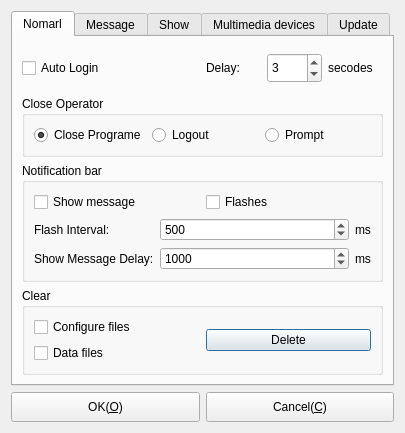
The window that Widgets/DlgOptions/DlgOptions.ui (KangLin/RabbitIm) describes before a commit, drawn with Qt 5.
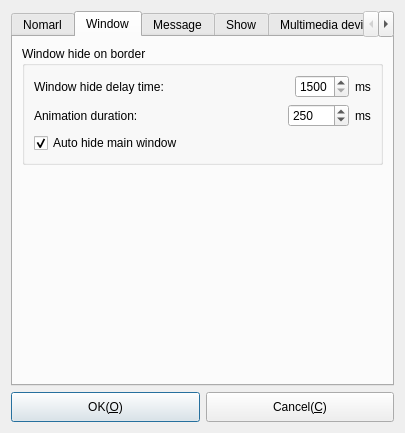
The same window after the commit. Icons and pictures are not drawn.

The edit to the form file:
```diff
--- a/Widgets/DlgOptions/DlgOptions.ui
+++ b/Widgets/DlgOptions/DlgOptions.ui
@@ -18,10 +18,72 @@
     <normaloff>:/icon/AppIcon</normaloff>:/icon/AppIcon</iconset>
   </property>
   <layout class="QGridLayout" name="gridLayout_13">
+   <item row="1" column="0">
+    <layout class="QHBoxLayout" name="horizontalLayout">
+     <item>
+      <widget class="QPushButton" name="pbOK">
+       <property name="sizePolicy">
+        <sizepolicy hsizetype="Preferred" vsizetype="Fixed">
+         <horstretch>0</horstretch>
+         <verstretch>0</verstretch>
+        </sizepolicy>
+       </property>
+       <property name="minimumSize">
+        <size>
+         <width>80</width>
+         <height>30</height>
+        </size>
+       </property>
+       <property name="maximumSize">
+        <size>
+         <width>16777215</width>
+         <height>16777215</height>
+        </size>
+       </property>
+       <property name="text">
+        <string>OK(&amp;O)</string>
+       </property>
+       <property name="icon">
+        <iconset resource="../../Resource/Resource.qrc">
+         <normaloff>:/icon/Accept</normaloff>:/icon/Accept</iconset>
+       </property>
+      </widget>
+     </item>
+     <item>
+      <widget class="QPushButton" name="pbCancel">
+       <property name="sizePolicy">
+        <sizepolicy hsizetype="Preferred" vsizetype="Fixed">
+         <horstretch>0</horstretch>
+         <verstretch>0</verstretch>
+        </sizepolicy>
+       </property>
+       <property name="minimumSize">
+        <size>
+         <width>80</width>
+         <height>30</height>
+        </size>
+       </property>
+       <property name="maximumSize">
+        <size>
+         <width>16777215</width>
+         <height>16777215</height>
+        </size>
+       </property>
+       <property name="text">
+        <string>Cancel(&amp;C)</string>
+       </property>
+       <property name="icon">
+        <iconset resource="../../Resource/Resource.qrc">
+         <normaloff>:/icon/Cancel</normaloff>:/icon/Cancel</iconset>
+       </property>
+      </widget>
+     </item>
+    </layout>
+   </item>
    <item row="0" column="0">
     <widget class="QTabWidget" name="tabWidget">
      <property name="currentIndex">
-      <number>0</number>
+      <number>1</number>
      </property>
      <widget class="QWidget" name="Nomarl">
       <attribute name="title">
@@ -333,6 +395,161 @@
        </item>
       </layout>
      </widget>
+     <widget class="QWidget" name="tab_2">
+      <attribute name="title">
+       <string>Window</string>
+      </attribute>
+      <layout class="QGridLayout" name="gridLayout_18">
+       <item row="0" column="0">
+        <widget class="QGroupBox" name="groupBox_10">
+         <property name="title">
+          <string>Window hide on border</string>
+         </property>
+         <layout class="QGridLayout" name="gridLayout_16">
+          <item row="0" column="0">
+           <layout class="QHBoxLayout" name="horizontalLayout_16">
+            <item>
+             <widget class="QLabel" name="label_10">
+              <property name="sizePolicy">
+               <sizepolicy hsizetype="Expanding" vsizetype="Preferred">
+                <horstretch>0</horstretch>
+                <verstretch>0</verstretch>
+               </sizepolicy>
+              </property>
+              <property name="text">
+               <string>Window hide delay time:</string>
+              </property>
+              <property name="wordWrap">
+               <bool>true</bool>
+              </property>
+             </widget>
+            </item>
+            <item>
+             <widget class="QSpinBox" name="sbWindowDelayTime">
+              <property name="sizePolicy">
+               <sizepolicy hsizetype="Preferred" vsizetype="Preferred">
+                <horstretch>0</horstretch>
+                <verstretch>0</verstretch>
+               </sizepolicy>
+              </property>
+              <property name="maximumSize">
+               <size>
+                <width>16777215</width>
+                <height>30</height>
+               </size>
+              </property>
+              <property name="minimum">
+               <number>1500</number>
+              </property>
+              <property name="maximum">
+               <number>5000</number>
+              </property>
+              <property name="singleStep">
+               <number>500</number>
+              </property>
+              <property name="value">
+               <number>1500</number>
+              </property>
+             </widget>
+            </item>
+            <item>
+             <widget class="QLabel" name="label_11">
+              <property name="text">
+               <string>ms</string>
+              </property>
+             </widget>
+            </item>
+           </layout>
+          </item>
+          <item row="1" column="0">
+           <layout class="QHBoxLayout" name="horizontalLayout_17">
+            <item>
+             <widget class="QLabel" name="label_12">
+              <property name="sizePolicy">
+               <sizepolicy hsizetype="Expanding" vsizetype="Preferred">
+                <horstretch>0</horstretch>
+                <verstretch>0</verstretch>
+               </sizepolicy>
+              </property>
+              <property name="text">
+               <string>Animation duration:</string>
+              </property>
+              <property name="wordWrap">
+               <bool>true</bool>
+              </property>
+             </widget>
+            </item>
+            <item>
+             <widget class="QSpinBox" name="sbAnimationDuration">
+              <property name="sizePolicy">
+               <sizepolicy hsizetype="Preferred" vsizetype="Preferred">
+                <horstretch>0</horstretch>
+                <verstretch>0</verstretch>
+               </sizepolicy>
+              </property>
+              <property name="maximumSize">
+               <size>
+                <width>16777215</width>
+                <height>30</height>
+               </size>
+              </property>
+              <property name="minimum">
+               <number>0</number>
+              </property>
+              <property name="maximum">
+               <number>50000</number>
+              </property>
+              <property name="singleStep">
+               <number>500</number>
+              </property>
+              <property name="value">
+               <number>250</number>
+              </property>
+             </widget>
+            </item>
+            <item>
+             <widget class="QLabel" name="label_13">
+              <property name="text">
+               <string>ms</string>
+              </property>
+             </widget>
+            </item>
+           </layout>
+          </item>
+          <item row="2" column="0">
+           <widget class="QCheckBox" name="cbAutoHideMainWindow">
+            <property name="sizePolicy">
+             <sizepolicy hsizetype="Preferred" vsizetype="Preferred">
+              <horstretch>0</horstretch>
+              <verstretch>0</verstretch>
+             </sizepolicy>
+            </property>
+            <property name="text">
+             <string>Auto hide main window</string>
+            </property>
+            <property name="checked">
+             <bool>true</bool>
+            </property>
+           </widget>
+          </item>
+         </layout>
+        </widget>
+       </item>
+       <item row="1" column="0">
+        <spacer name="verticalSpacer">
+         <property name="orientation">
+          <enum>Qt::Vertical</enum>
+         </property>
+         <property name="sizeHint" stdset="0">
+          <size>
+           <width>20</width>
+           <height>254</height>
+          </size>
+         </property>
+        </spacer>
+       </item>
+      </layout>
+     </widget>
      <widget class="QWidget" name="Message">
       <attribute name="title">
        <string>Message</string>
@@ -948,68 +1165,6 @@
      </widget>
     </widget>
    </item>
-   <item row="1" column="0">
-    <layout class="QHBoxLayout" name="horizontalLayout">
-     <item>
-      <widget class="QPushButton" name="pbOK">
-       <property name="sizePolicy">
-        <sizepolicy hsizetype="Preferred" vsizetype="Fixed">
-         <horstretch>0</horstretch>
-         <verstretch>0</verstretch>
-        </sizepolicy>
-       </property>
-       <property name="minimumSize">
-        <size>
-         <width>80</width>
-         <height>30</height>
-        </size>
-       </property>
-       <property name="maximumSize">
-        <size>
-         <width>16777215</width>
-         <height>16777215</height>
-        </size>
-       </property>
-       <property name="text">
-        <string>OK(&amp;O)</string>
-       </property>
-       <property name="icon">
-        <iconset resource="../../Resource/Resource.qrc">
-         <normaloff>:/icon/Accept</normaloff>:/icon/Accept</iconset>
-       </property>
-      </widget>
-     </item>
-     <item>
-      <widget class="QPushButton" name="pbCancel">
-       <property name="sizePolicy">
-        <sizepolicy hsizetype="Preferred" vsizetype="Fixed">
-         <horstretch>0</horstretch>
-         <verstretch>0</verstretch>
-        </sizepolicy>
-       </property>
-       <property name="minimumSize">
-        <size>
-         <width>80</width>
-         <height>30</height>
-        </size>
-       </property>
-       <property name="maximumSize">
-        <size>
-         <width>16777215</width>
-         <height>16777215</height>
-        </size>
-       </property>
-       <property name="text">
-        <string>Cancel(&amp;C)</string>
-       </property>
-       <property name="icon">
-        <iconset resource="../../Resource/Resource.qrc">
-         <normaloff>:/icon/Cancel</normaloff>:/icon/Cancel</iconset>
-       </property>
-      </widget>
-     </item>
-    </layout>
-   </item>
   </layout>
  </widget>
  <tabstops>
```
